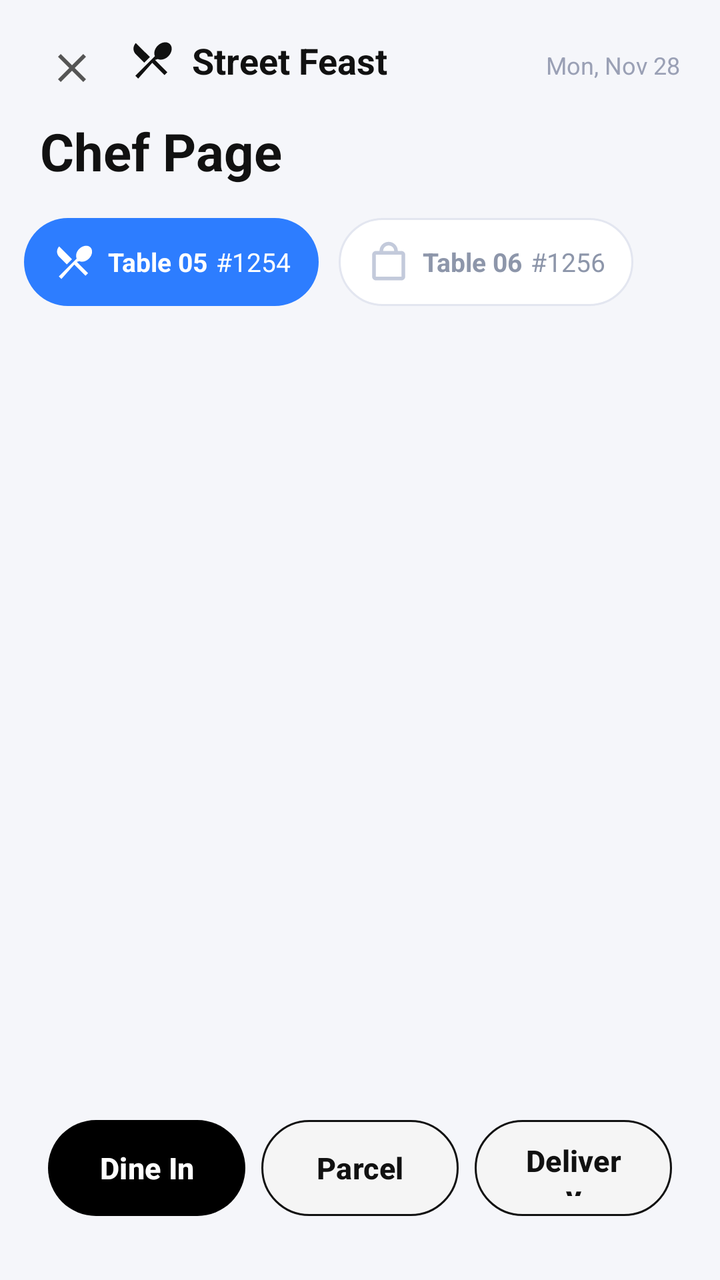
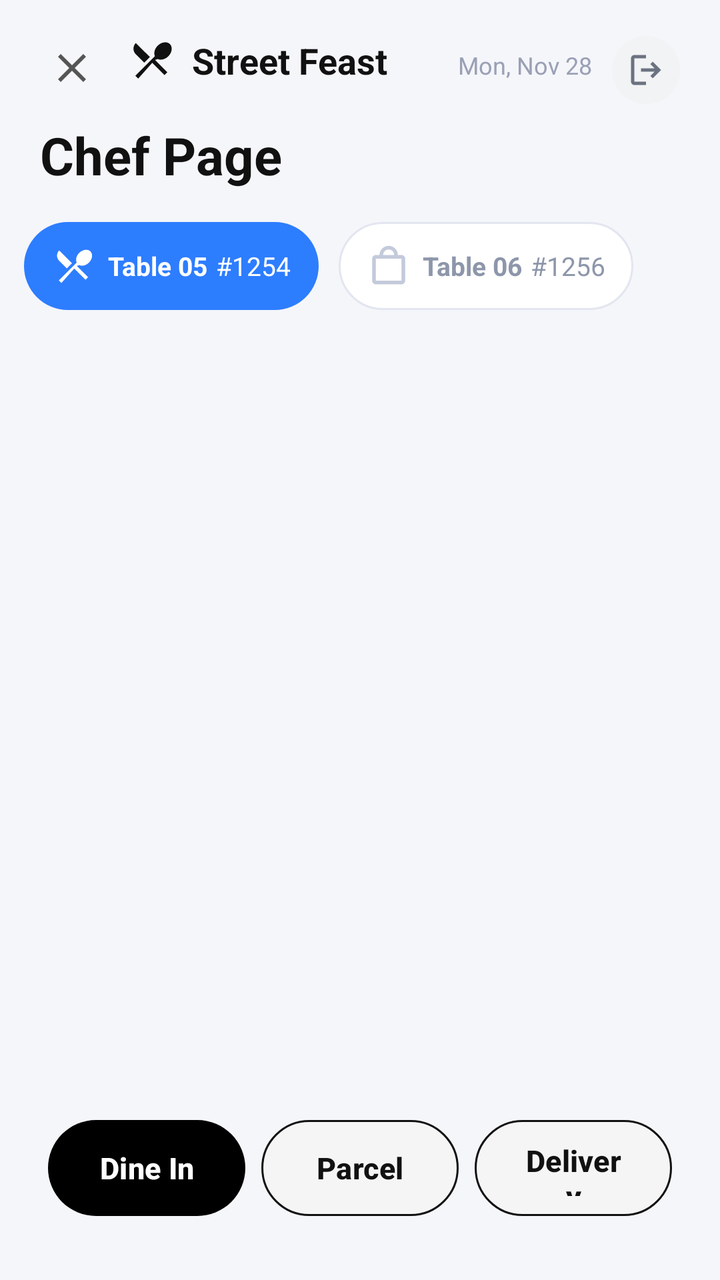

Before-and-after screenshots of an Android layout around one commit, followed by the original layout XML and the change that was made.
<!-- AndroidManifest.xml: application theme Theme.StreetFeast -->
<!-- res/layout/chef_page.xml -->
<?xml version="1.0" encoding="utf-8"?>
<androidx.constraintlayout.widget.ConstraintLayout xmlns:android="http://schemas.android.com/apk/res/android"
    xmlns:app="http://schemas.android.com/apk/res-auto"
    android:id="@+id/root"
    android:layout_width="match_parent"
    android:layout_height="match_parent"
    android:background="#F5F6FA">

    

    <LinearLayout
        android:id="@+id/topBar"
        android:layout_width="0dp"
        android:layout_height="wrap_content"
        android:orientation="horizontal"
        android:paddingStart="20dp"
        android:paddingEnd="20dp"
        android:paddingTop="18dp"
        android:paddingBottom="4dp"
        app:layout_constraintTop_toTopOf="parent"
        app:layout_constraintStart_toStartOf="parent"
        app:layout_constraintEnd_toEndOf="parent">

        <ImageButton
            android:id="@+id/btnClose"
            android:layout_width="32dp"
            android:layout_height="32dp"
            android:background="@android:color/transparent"
            android:src="@drawable/ic_close"
            app:tint="#555555" />

        <ImageView
            android:id="@+id/ivLogo"
            android:layout_width="24dp"
            android:layout_height="24dp"
            android:layout_marginStart="12dp"
            android:layout_marginEnd="8dp"
            android:src="@drawable/ic_cutlery"
            android:contentDescription="Street Feast Logo"
            app:tint="#111111" />

        <TextView
            android:id="@+id/tvRestaurantName"
            android:layout_width="0dp"
            android:layout_height="wrap_content"
            android:layout_marginStart="0dp"
            android:layout_weight="1"
            android:text="Street Feast"
            android:textColor="#111111"
            android:textSize="18sp"
            android:textStyle="bold" />

        <TextView
            android:id="@+id/tvDate"
            android:layout_width="wrap_content"
            android:layout_height="wrap_content"
            android:text="Mon, Nov 28"
            android:textColor="#9AA0B5"
            android:textSize="12sp" />

    </LinearLayout>

    <TextView
        android:id="@+id/tvPageTitle"
        android:layout_width="wrap_content"
        android:layout_height="wrap_content"
        android:layout_marginStart="20dp"
        android:layout_marginTop="4dp"
        android:text="Chef Page"
        android:textColor="#111111"
        android:textSize="26sp"
        android:textStyle="bold"
        app:layout_constraintTop_toBottomOf="@id/topBar"
        app:layout_constraintStart_toStartOf="parent" />

    

    <HorizontalScrollView
        android:id="@+id/tabsScroll"
        android:layout_width="0dp"
        android:layout_height="wrap_content"
        android:layout_marginTop="16dp"
        android:paddingStart="12dp"
        android:paddingEnd="12dp"
        android:scrollbars="none"
        app:layout_constraintTop_toBottomOf="@id/tvPageTitle"
        app:layout_constraintStart_toStartOf="parent"
        app:layout_constraintEnd_toEndOf="parent">

        <LinearLayout
            android:id="@+id/tabsContainer"
            android:layout_width="wrap_content"
            android:layout_height="wrap_content"
            android:orientation="horizontal">

            
            <LinearLayout
                android:id="@+id/tabTable05"
                android:layout_width="wrap_content"
                android:layout_height="44dp"
                android:layout_marginEnd="10dp"
                android:background="@drawable/bg_tab_selected"
                android:gravity="center_vertical"
                android:orientation="horizontal"
                android:paddingStart="14dp"
                android:paddingEnd="14dp">

                <ImageView
                    android:id="@+id/iconTab05"
                    android:layout_width="22dp"
                    android:layout_height="22dp"
                    android:src="@drawable/ic_cutlery"
                    app:tint="@android:color/white" />

                <TextView
                    android:id="@+id/tvTabSelectedLabel"
                    android:layout_width="wrap_content"
                    android:layout_height="wrap_content"
                    android:layout_marginStart="6dp"
                    android:text="Table 05"
                    android:textColor="@android:color/white"
                    android:textSize="13sp"
                    android:textStyle="bold" />

                <TextView
                    android:id="@+id/tvTabSelectedNumber"
                    android:layout_width="wrap_content"
                    android:layout_height="wrap_content"
                    android:layout_marginStart="4dp"
                    android:text="#1254"
                    android:textColor="@android:color/white"
                    android:textSize="13sp" />
            </LinearLayout>

            
            <LinearLayout
                android:id="@+id/tabTable06"
                android:layout_width="wrap_content"
                android:layout_height="44dp"
                android:layout_marginEnd="10dp"
                android:background="@drawable/bg_tab_unselected"
                android:gravity="center_vertical"
                android:orientation="horizontal"
                android:paddingStart="14dp"
                android:paddingEnd="14dp">

                <ImageView
                    android:id="@+id/iconTab06"
                    android:layout_width="22dp"
                    android:layout_height="22dp"
                    android:src="@drawable/ic_bag"
                    app:tint="#C3CADB" />

                <TextView
                    android:id="@+id/tvTabTable06"
                    android:layout_width="wrap_content"
                    android:layout_height="wrap_content"
                    android:layout_marginStart="6dp"
                    android:text="Table 06"
                    android:textColor="#8D96AA"
                    android:textSize="13sp"
                    android:textStyle="bold" />

                <TextView
                    android:id="@+id/tvTabTable06Number"
                    android:layout_width="wrap_content"
                    android:layout_height="wrap_content"
                    android:layout_marginStart="4dp"
                    android:text="#1256"
                    android:textColor="#8D96AA"
                    android:textSize="13sp" />
            </LinearLayout>

            

        </LinearLayout>
    </HorizontalScrollView>

    

    <androidx.viewpager2.widget.ViewPager2
        android:id="@+id/viewPagerOrders"
        android:layout_width="0dp"
        android:layout_height="0dp"
        android:layout_marginStart="16dp"
        android:layout_marginEnd="16dp"
        android:layout_marginTop="18dp"
        app:layout_constraintTop_toBottomOf="@id/tabsScroll"
        app:layout_constraintBottom_toTopOf="@+id/bottomButtons"
        app:layout_constraintStart_toStartOf="parent"
        app:layout_constraintEnd_toEndOf="parent" />

    

    <LinearLayout
        android:id="@+id/bottomButtons"
        android:layout_width="0dp"
        android:layout_height="72dp"
        android:layout_marginStart="24dp"
        android:layout_marginEnd="24dp"
        android:layout_marginBottom="20dp"
        android:gravity="center"
        android:orientation="horizontal"
        app:layout_constraintBottom_toBottomOf="parent"
        app:layout_constraintStart_toStartOf="parent"
        app:layout_constraintEnd_toEndOf="parent">

        <Button
            android:id="@+id/btnEatAway"
            android:layout_width="0dp"
            android:layout_height="48dp"
            android:layout_marginEnd="8dp"
            android:layout_weight="1"
            android:background="@drawable/bg_black_pill"
            android:text="Dine In"
            android:textAllCaps="false"
            android:textColor="@android:color/white"
            android:textSize="15sp"
            android:textStyle="bold"
            android:elevation="4dp"
            app:backgroundTint="@null" />

        <Button
            android:id="@+id/btnParcel"
            android:layout_width="0dp"
            android:layout_height="48dp"
            android:layout_marginEnd="8dp"
            android:layout_weight="1"
            android:background="@drawable/bg_white_outline_pill"
            android:text="Parcel"
            android:textAllCaps="false"
            android:textColor="#111111"
            android:textSize="15sp"
            android:textStyle="bold"
            android:elevation="2dp"
            app:backgroundTint="@null" />

        <Button
            android:id="@+id/btnDelivery"
            android:layout_width="0dp"
            android:layout_height="48dp"
            android:layout_weight="1"
            android:background="@drawable/bg_white_outline_pill"
            android:text="Delivery"
            android:textAllCaps="false"
            android:textColor="#111111"
            android:textSize="15sp"
            android:textStyle="bold"
            android:elevation="2dp"
            app:backgroundTint="@null" />
    </LinearLayout>

</androidx.constraintlayout.widget.ConstraintLayout>
<!-- resources referenced by this layout -->
<resources>
  <!-- drawable bg_black_pill (drawable) -->
  <shape xmlns:android="http://schemas.android.com/apk/res/android">
      <solid android:color="#000000" />
      <corners android:radius="24dp" />
  </shape>
  <!-- drawable bg_tab_selected (drawable) -->
  <shape xmlns:android="http://schemas.android.com/apk/res/android">
      <solid android:color="#2D7DFF" />
      <corners android:radius="22dp" />
  </shape>
  <!-- drawable bg_tab_unselected (drawable) -->
  <shape xmlns:android="http://schemas.android.com/apk/res/android">
      <solid android:color="#FFFFFF" />
      <corners android:radius="22dp" />
      <stroke
          android:width="1dp"
          android:color="#E3E6F0" />
  </shape>
  <!-- drawable bg_white_outline_pill (drawable) -->
  <shape xmlns:android="http://schemas.android.com/apk/res/android">
      <solid android:color="#F5F5F5" />
      <corners android:radius="24dp" />
      <stroke
          android:width="1dp"
          android:color="#111111" />
  </shape>
  <!-- drawable ic_bag (drawable) -->
  <vector xmlns:android="http://schemas.android.com/apk/res/android"
      android:width="24dp"
      android:height="24dp"
      android:viewportWidth="24"
      android:viewportHeight="24">
      <path
          android:fillColor="#FF000000"
          android:pathData="M19,6h-2c0,-2.76 -2.24,-5 -5,-5S7,3.24 7,6H5c-1.1,0 -1.99,0.9 -1.99,2L3,20c0,1.1 0.9,2 2,2h14c1.1,0 2,-0.9 2,-2V8c0,-1.1 -0.9,-2 -2,-2zM12,3c1.66,0 3,1.34 3,3H9c0,-1.66 1.34,-3 3,-3zM19,20H5V8h14v12z"/>
  </vector>
  <!-- drawable ic_close (drawable) -->
  <vector xmlns:android="http://schemas.android.com/apk/res/android"
      android:width="24dp"
      android:height="24dp"
      android:viewportWidth="24"
      android:viewportHeight="24">
      <path
          android:fillColor="#FF000000"
          android:pathData="M19,6.41L17.59,5 12,10.59 6.41,5 5,6.41 10.59,12 5,17.59 6.41,19 12,13.41 17.59,19 19,17.59 13.41,12z"/>
  </vector>
  <style name="Theme.StreetFeast" parent="Base.Theme.StreetFeast" />
  <style name="Base.Theme.StreetFeast" parent="Theme.Material3.Light.NoActionBar">
          <item name="colorPrimary">@color/action_primary</item>
          <item name="colorOnPrimary">@color/white</item>
          <item name="android:statusBarColor">@color/white</item>
          <item name="android:windowLightStatusBar">true</item>
          <item name="android:textColorPrimary">@color/text_primary</item>
          <item name="android:textColorSecondary">@color/text_secondary</item>
      </style>
  <color name="action_primary">#22C55E</color>
  <color name="white">#FFFFFFFF</color>
  <color name="text_primary">#1F2937</color>
  <color name="text_secondary">#6B7280</color>
  <!-- unchanged entries left out for length: 1 -->
</resources>

<!-- the commit's change to res/layout/chef_page.xml (unified diff, before → after) -->
@@ -57,6 +57,20 @@
             android:text="Mon, Nov 28"
             android:textColor="#9AA0B5"
             android:textSize="12sp" />
+
+        <FrameLayout
+            android:id="@+id/btnLogout"
+            android:layout_width="34dp"
+            android:layout_height="34dp"
+            android:layout_marginStart="10dp"
+            android:background="@drawable/sf_bg_circle_light">
+
+            <ImageView
+                android:layout_width="20dp"
+                android:layout_height="20dp"
+                android:layout_gravity="center"
+                android:src="@drawable/logout_24px" />
+        </FrameLayout>
 
     </LinearLayout>
 
<!-- resource entries referenced after the edit -->
@@ -46,7 +46,27 @@
           android:fillColor="#FF000000"
           android:pathData="M19,6.41L17.59,5 12,10.59 6.41,5 5,6.41 10.59,12 5,17.59 6.41,19 12,13.41 17.59,19 19,17.59 13.41,12z"/>
   </vector>
+  <!-- drawable logout_24px (drawable) -->
+  <vector xmlns:android="http://schemas.android.com/apk/res/android"
+      android:width="24dp"
+      android:height="24dp"
+      android:viewportWidth="960"
+      android:viewportHeight="960"
+      android:tint="?attr/colorControlNormal"
+      android:autoMirrored="true">
+    <path
+        android:fillColor="@android:color/white"
+        android:pathData="M200,840Q167,840 143.5,816.5Q120,793 120,760L120,200Q120,167 143.5,143.5Q167,120 200,120L480,120L480,200L200,200Q200,200 200,200Q200,200 200,200L200,760Q200,760 200,760Q200,760 200,760L480,760L480,840L200,840ZM640,680L585,622L687,520L360,520L360,440L687,440L585,338L640,280L840,480L640,680Z"/>
+  </vector>
+  <!-- drawable sf_bg_circle_light (drawable) -->
+  <?xml version="1.0" encoding="utf-8"?>
+  
+  <shape xmlns:android="http://schemas.android.com/apk/res/android">
+      <solid android:color="@color/sf_chip_bg" />
+      <corners android:radius="999dp" />
+  </shape>
   <style name="Theme.StreetFeast" parent="Base.Theme.StreetFeast" />
+  <color name="sf_chip_bg">#F1F3F4</color>
   <style name="Base.Theme.StreetFeast" parent="Theme.Material3.Light.NoActionBar">
           <item name="colorPrimary">@color/action_primary</item>
           <item name="colorOnPrimary">@color/white</item>
